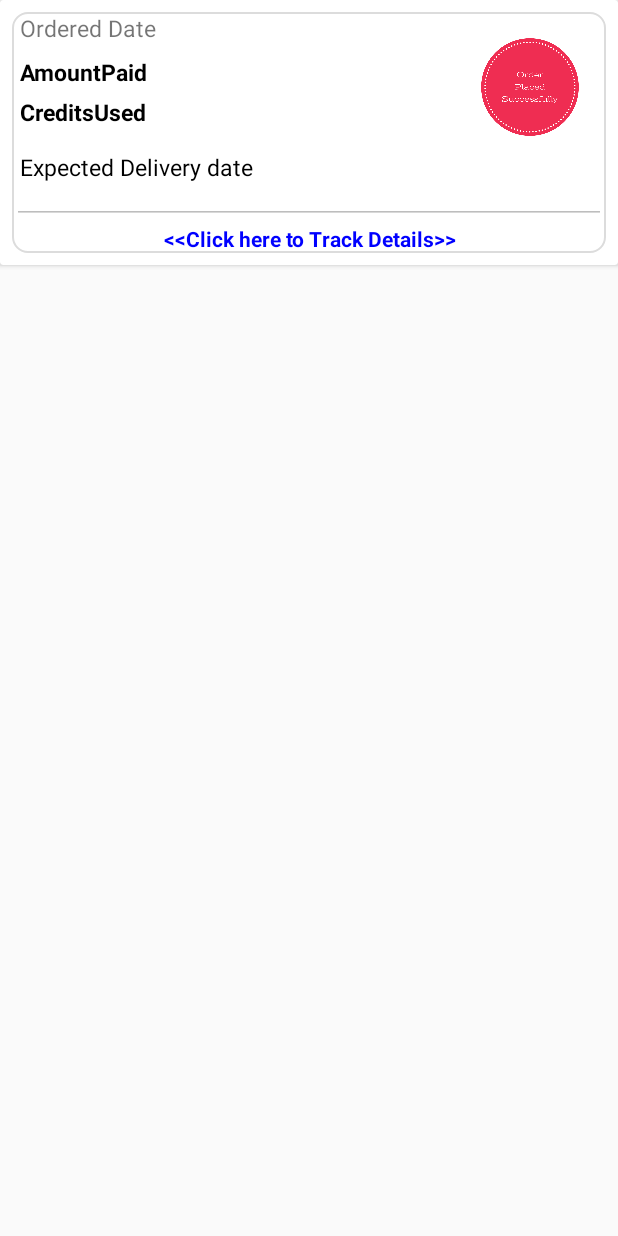
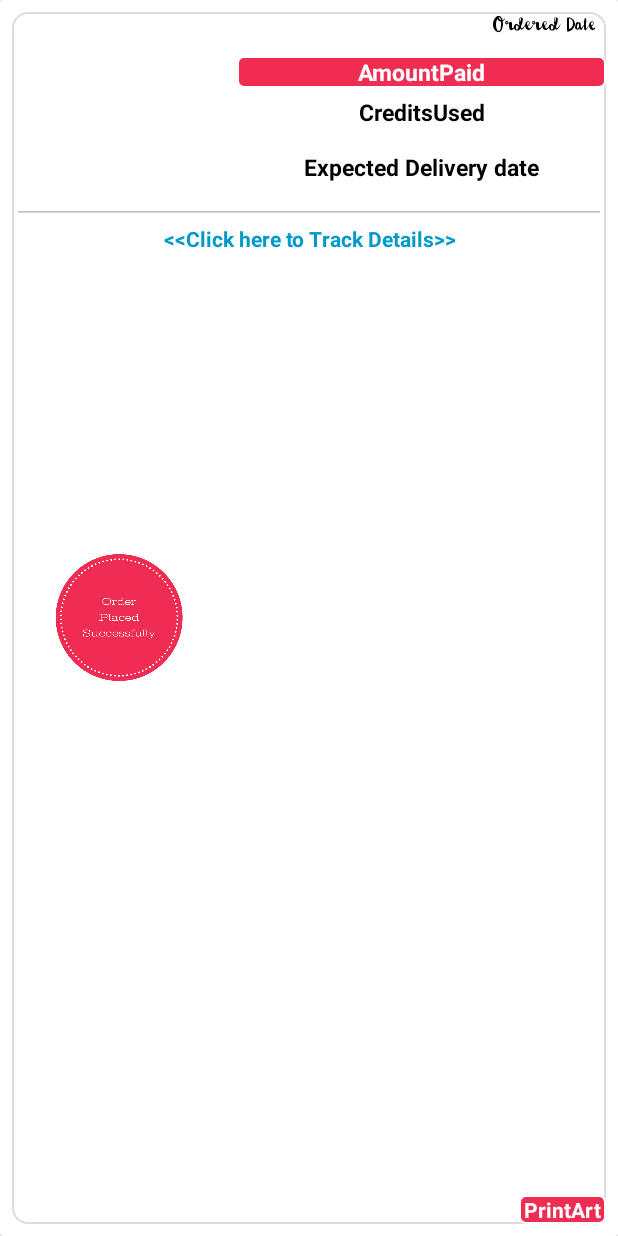
Before and after one commit to KimonnAravind/PrintArtPrinters, an Android app: the layout testingviewholder.xml on its own in the app's theme, with its tools: preview values and no code run, on a phone screen of 412 x 824 dp. Run offline under Robolectric (Android 15) with nearby library versions, the phone set to English and light mode, and no system bars.

Commit message:
git commit -m "PrintArt"

```diff
--- a/app/src/main/java/com/assigned/printart/TestActivity.java
+++ b/app/src/main/java/com/assigned/printart/TestActivity.java
@@ -58,8 +58,8 @@ public class TestActivity extends AppCompatActivity {
         adapter = new FirebaseRecyclerAdapter<Test, TeseViewHolder>(options) {
             @Override
             protected void onBindViewHolder(@NonNull TeseViewHolder holder, int position, @NonNull final Test model) {
-                holder.testtexview.setText("Placed on: " + model.getKeyValue());
-                holder.deliverydate.setText("Delivery on or before: " + model.getDeliveryDate());
+                holder.testtexview.setText("Order ID: " + model.getKeyValue());
+                holder.deliverydate.setText("Expected delivery date:\n" + model.getDeliveryDate());
                 holder.cost.setText("Amount Paid: " + model.getOriginal() + "₹");
                 holder.credit.setText("Credits Used: " + model.getCredit());
                 String Stat = model.getOrderstatus();
--- a/app/src/main/res/layout/testingviewholder.xml
+++ b/app/src/main/res/layout/testingviewholder.xml
@@ -11,16 +11,20 @@
 
         <ImageView
             android:id="@+id/statuspic"
-            android:layout_width="100dp"
-            android:layout_height="100dp"
-            android:layout_alignParentEnd="true"
+            android:layout_width="130dp"
+            android:layout_height="130dp"
+            android:layout_margin="7dp"
+            android:layout_centerVertical="true"
             android:src="@drawable/statusa" />
 
         <TextView
             android:id="@+id/testtextview"
             android:layout_width="wrap_content"
+            android:fontFamily="@font/wanderleft"
+            android:textColor="@android:color/black"
             android:layout_height="wrap_content"
-            android:layout_marginLeft="5dp"
+            android:layout_marginRight="7dp"
+            android:layout_alignParentEnd="true"
             android:text="Ordered Date"
             android:textSize="15dp" />
 
@@ -28,11 +32,14 @@
             android:id="@+id/testCost"
             android:layout_width="match_parent"
             android:layout_height="wrap_content"
+            android:background="@drawable/popups"
             android:layout_below="@id/testtextview"
             android:layout_marginLeft="5dp"
             android:layout_marginTop="8dp"
+            android:layout_toRightOf="@id/statuspic"
             android:text="AmountPaid"
-            android:textColor="@android:color/black"
+            android:textAlignment="center"
+            android:textColor="@android:color/white"
             android:textSize="15dp"
             android:textStyle="bold" />
 
@@ -42,6 +49,8 @@
             android:layout_height="wrap_content"
             android:layout_below="@id/testCost"
             android:layout_marginLeft="5dp"
+            android:textAlignment="center"
+            android:layout_toRightOf="@id/statuspic"
             android:layout_marginTop="5dp"
             android:text="CreditsUsed"
             android:textColor="@android:color/black"
@@ -52,7 +61,11 @@
             android:id="@+id/testDeliverydate"
             android:layout_width="match_parent"
             android:layout_height="wrap_content"
+            android:textAlignment="center"
+            android:textStyle="bold"
+            android:layout_toRightOf="@id/statuspic"
             android:layout_below="@id/testCredit"
+
             android:layout_marginLeft="5dp"
             android:layout_marginTop="15dp"
             android:text="Expected Delivery date"
@@ -69,11 +82,22 @@
 
         <TextView
             android:layout_width="match_parent"
+
             android:layout_height="wrap_content"
             android:layout_below="@+id/empt"
             android:text="@string/click_here_to_track_details"
             android:textAlignment="center"
-            android:textColor="#0000FF"
+            android:textColor="@android:color/holo_blue_dark"
             android:textStyle="bold" />
+        <TextView
+            android:layout_width="wrap_content"
+            android:layout_height="wrap_content"
+            android:text=" PrintArt "
+            android:textColor="@android:color/white"
+            android:background="@drawable/popups"
+            android:layout_alignParentEnd="true"
+            android:layout_alignParentBottom="true"
+            android:textStyle="bold"
+            />
     </RelativeLayout>
 </androidx.cardview.widget.CardView>
```
